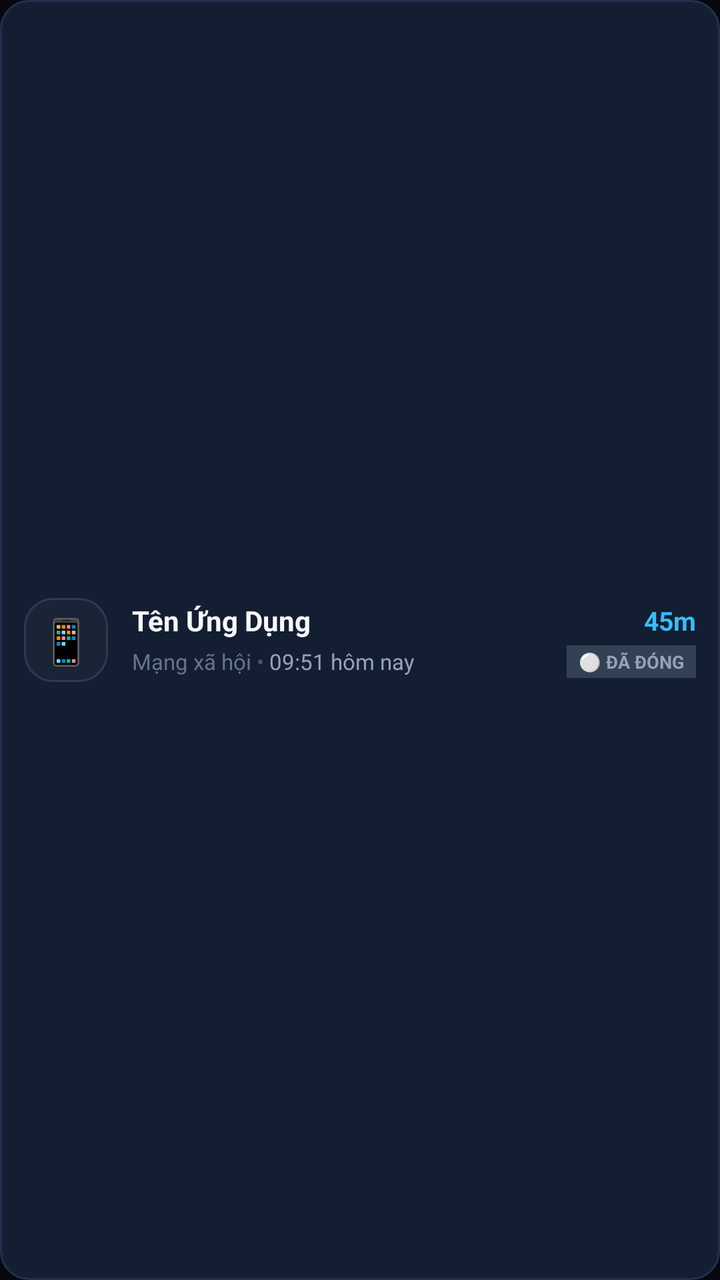
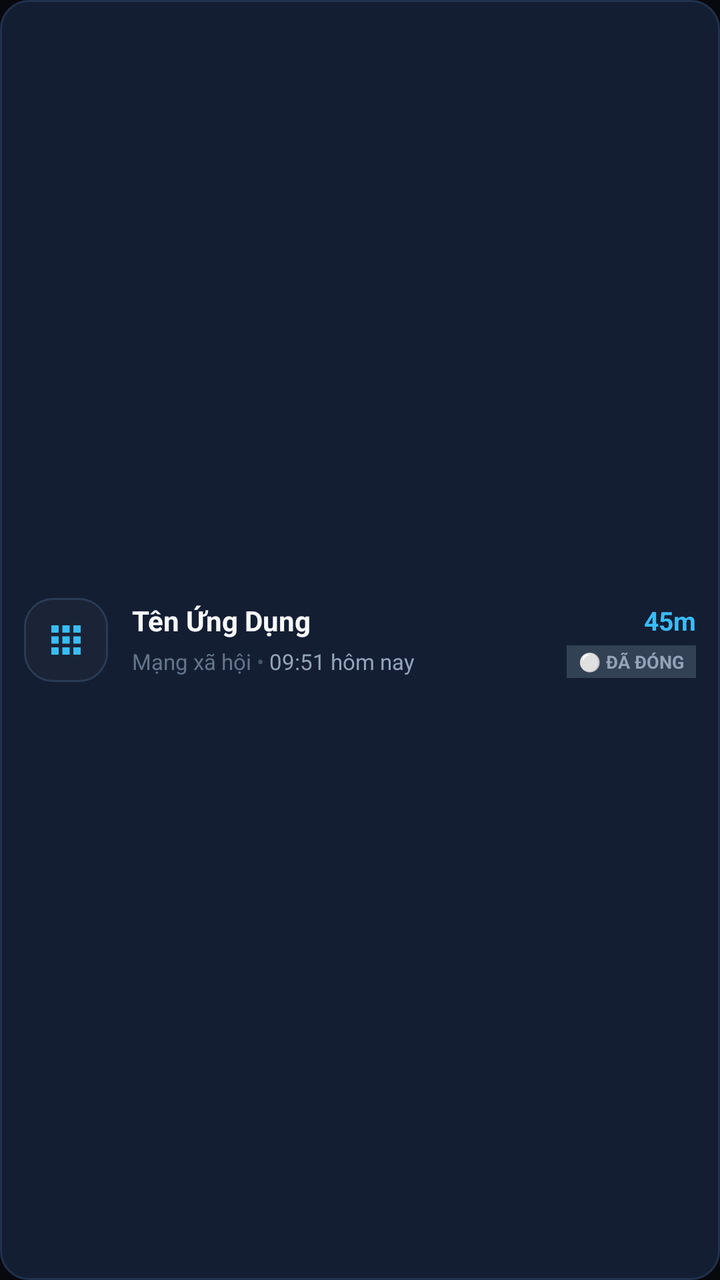

Two renders of the same Android screen: before a commit and after it. Below are the layout's source before the change and the commit's diff.
<!-- AndroidManifest.xml: application theme Theme.Material3.DayNight.NoActionBar -->
<!-- res/layout/item_companion_app.xml -->
<?xml version="1.0" encoding="utf-8"?>
<LinearLayout xmlns:android="http://schemas.android.com/apk/res/android"
    android:layout_width="match_parent"
    android:layout_height="wrap_content"
    android:orientation="horizontal"
    android:background="@drawable/bg_app_item_card"
    android:gravity="center_vertical"
    android:padding="12dp"
    android:layout_marginBottom="8dp">

    
    <FrameLayout
        android:layout_width="42dp"
        android:layout_height="42dp"
        android:background="@drawable/bg_device_card"
        android:layout_marginEnd="12dp">

        <TextView
            android:id="@+id/tvItemAppIcon"
            android:layout_width="wrap_content"
            android:layout_height="wrap_content"
            android:layout_gravity="center"
            android:text="📱"
            android:textSize="22sp" />
    </FrameLayout>

    
    <LinearLayout
        android:layout_width="0dp"
        android:layout_height="wrap_content"
        android:layout_weight="1"
        android:orientation="vertical">

        
        <LinearLayout
            android:layout_width="match_parent"
            android:layout_height="wrap_content"
            android:orientation="horizontal"
            android:gravity="center_vertical">

            <TextView
                android:id="@+id/tvItemAppName"
                android:layout_width="0dp"
                android:layout_height="wrap_content"
                android:layout_weight="1"
                android:text="Tên Ứng Dụng"
                android:textColor="#F8FAFC"
                android:textSize="14sp"
                android:textStyle="bold"
                android:singleLine="true"
                android:ellipsize="end" />

            <TextView
                android:id="@+id/tvItemAppDuration"
                android:layout_width="wrap_content"
                android:layout_height="wrap_content"
                android:text="45m"
                android:textColor="#38BDF8"
                android:textSize="13sp"
                android:textStyle="bold"
                android:layout_marginStart="8dp" />
        </LinearLayout>

        
        <LinearLayout
            android:layout_width="match_parent"
            android:layout_height="wrap_content"
            android:orientation="horizontal"
            android:gravity="center_vertical"
            android:layout_marginTop="3dp">

            <TextView
                android:id="@+id/tvItemAppCategory"
                android:layout_width="wrap_content"
                android:layout_height="wrap_content"
                android:text="Mạng xã hội"
                android:textColor="#64748B"
                android:textSize="11sp"
                android:singleLine="true" />

            <TextView
                android:layout_width="wrap_content"
                android:layout_height="wrap_content"
                android:text=" • "
                android:textColor="#475569"
                android:textSize="11sp" />

            <TextView
                android:id="@+id/tvItemAppLastUsed"
                android:layout_width="0dp"
                android:layout_height="wrap_content"
                android:layout_weight="1"
                android:text="09:51 hôm nay"
                android:textColor="#94A3B8"
                android:textSize="11sp"
                android:singleLine="true"
                android:ellipsize="end" />

            <TextView
                android:id="@+id/tvItemAppStatusBadge"
                android:layout_width="wrap_content"
                android:layout_height="wrap_content"
                android:background="#334155"
                android:paddingLeft="6dp"
                android:paddingRight="6dp"
                android:paddingTop="2dp"
                android:paddingBottom="2dp"
                android:text="⚪ ĐÃ ĐÓNG"
                android:textColor="#94A3B8"
                android:textSize="9sp"
                android:textStyle="bold"
                android:layout_marginStart="8dp"
                android:singleLine="true" />
        </LinearLayout>
    </LinearLayout>
</LinearLayout>
<!-- resources referenced by this layout -->
<resources>
  <!-- drawable bg_app_item_card (drawable) -->
  <?xml version="1.0" encoding="utf-8"?>
  <shape xmlns:android="http://schemas.android.com/apk/res/android"
      android:shape="rectangle">
      <solid android:color="#141E33" />
      <stroke android:width="1dp" android:color="#21304C" />
      <corners android:radius="14dp" />
  </shape>
  <!-- drawable bg_device_card (drawable) -->
  <?xml version="1.0" encoding="utf-8"?>
  <shape xmlns:android="http://schemas.android.com/apk/res/android"
      android:shape="rectangle">
      <solid android:color="#1A2436" />
      <stroke android:width="1dp" android:color="#2A3B54" />
      <corners android:radius="14dp" />
  </shape>
  <style name="Theme.Material3.DayNight.NoActionBar" parent="Theme.Material3.Dark.NoActionBar">
          <item name="colorPrimary">@color/primary</item>
          <item name="colorOnPrimary">@color/on_primary</item>
          <item name="android:windowBackground">@color/background</item>
          <item name="android:statusBarColor">@color/background</item>
      </style>
  <color name="primary">#2563EB</color>
  <color name="on_primary">#FFFFFF</color>
  <color name="background">#07090E</color>
</resources>

<!-- the commit's change to res/layout/item_companion_app.xml (unified diff, before → after) -->
@@ -15,13 +15,13 @@
         android:background="@drawable/bg_device_card"
         android:layout_marginEnd="12dp">
 
-        <TextView
-            android:id="@+id/tvItemAppIcon"
-            android:layout_width="wrap_content"
-            android:layout_height="wrap_content"
+        <ImageView
+            android:id="@+id/ivItemAppIcon"
+            android:layout_width="22dp"
+            android:layout_height="22dp"
             android:layout_gravity="center"
-            android:text="📱"
-            android:textSize="22sp" />
+            android:src="@drawable/ic_apps_24"
+            android:contentDescription="App Icon" />
     </FrameLayout>
 
     
<!-- resource entries referenced after the edit -->
@@ -16,6 +16,16 @@
       <stroke android:width="1dp" android:color="#2A3B54" />
       <corners android:radius="14dp" />
   </shape>
+  <!-- drawable ic_apps_24 (drawable) -->
+  <vector xmlns:android="http://schemas.android.com/apk/res/android"
+      android:width="24dp"
+      android:height="24dp"
+      android:viewportWidth="24"
+      android:viewportHeight="24">
+      <path
+          android:fillColor="#38BDF8"
+          android:pathData="M4,8h4V4H4v4zm6,12h4v-4h-4v4zm-6,0h4v-4H4v4zm0,-6h4v-4H4v4zm6,0h4v-4h-4v4zm6,-10v4h4V4h-4zm-6,4h4V4h-4v4zm6,6h4v-4h-4v4zm0,6h4v-4h-4v4z" />
+  </vector>
   <style name="Theme.Material3.DayNight.NoActionBar" parent="Theme.Material3.Dark.NoActionBar">
           <item name="colorPrimary">@color/primary</item>
           <item name="colorOnPrimary">@color/on_primary</item>
